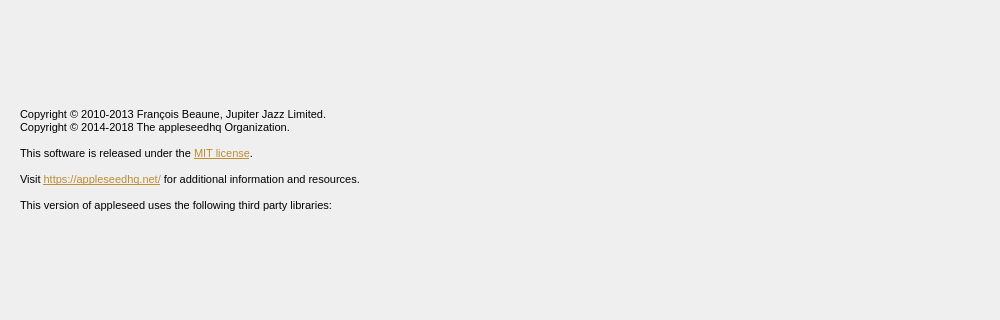
Above: src/appleseed.studio/help/about/aboutwindow.ui from appleseedhq/appleseed before the change; both pictures show x 0 to 1000 and y 575 to 895 of the 1000 by 1000 pixel window. Below: the same form after it.
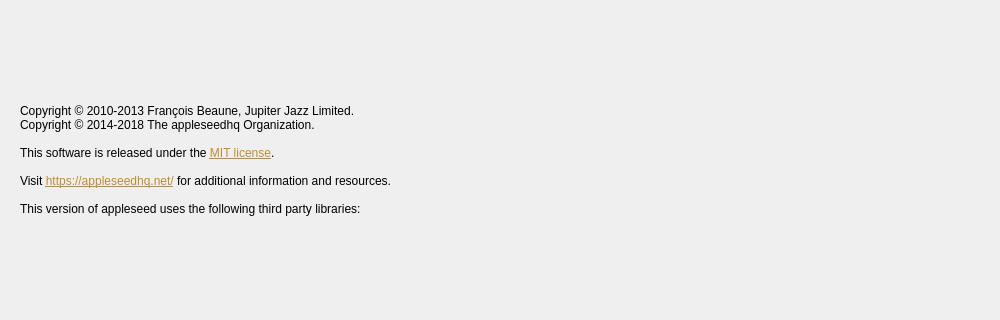
That is the form after the change. Icons and pictures are not drawn.

Commit message: Unset font-size

Diff of the .ui file:
```diff
--- a/src/appleseed.studio/help/about/aboutwindow.ui
+++ b/src/appleseed.studio/help/about/aboutwindow.ui
@@ -124,7 +124,7 @@
         <string>&lt;!DOCTYPE HTML PUBLIC &quot;-//W3C//DTD HTML 4.0//EN&quot; &quot;http://www.w3.org/TR/REC-html40/strict.dtd&quot;&gt;
 &lt;html&gt;&lt;head&gt;&lt;meta name=&quot;qrichtext&quot; content=&quot;1&quot; /&gt;&lt;style type=&quot;text/css&quot;&gt;
 p, li { white-space: pre-wrap; }
-&lt;/style&gt;&lt;/head&gt;&lt;body style=&quot; font-family:'MS Shell Dlg 2'; font-size:8pt; font-weight:400; font-style:normal;&quot;&gt;
+&lt;/style&gt;&lt;/head&gt;&lt;body style=&quot; font-family:'MS Shell Dlg 2'; font-weight:400; font-style:normal;&quot;&gt;
 &lt;p style=&quot; margin-top:0px; margin-bottom:0px; margin-left:0px; margin-right:0px; -qt-block-indent:0; text-indent:0px;&quot;&gt;Copyright © 2010-2013 François Beaune, Jupiter Jazz Limited.&lt;/p&gt;
 &lt;p style=&quot; margin-top:0px; margin-bottom:0px; margin-left:0px; margin-right:0px; -qt-block-indent:0; text-indent:0px;&quot;&gt;Copyright © 2014-2018 The appleseedhq Organization.&lt;/p&gt;
 &lt;p style=&quot;-qt-paragraph-type:empty; margin-top:0px; margin-bottom:0px; margin-left:0px; margin-right:0px; -qt-block-indent:0; text-indent:0px;&quot;&gt;&lt;br /&gt;&lt;/p&gt;
```
